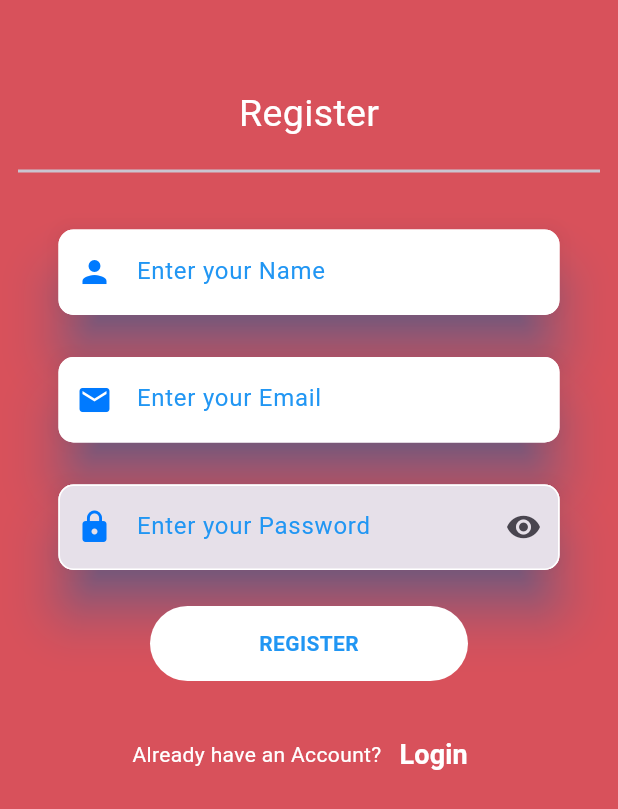
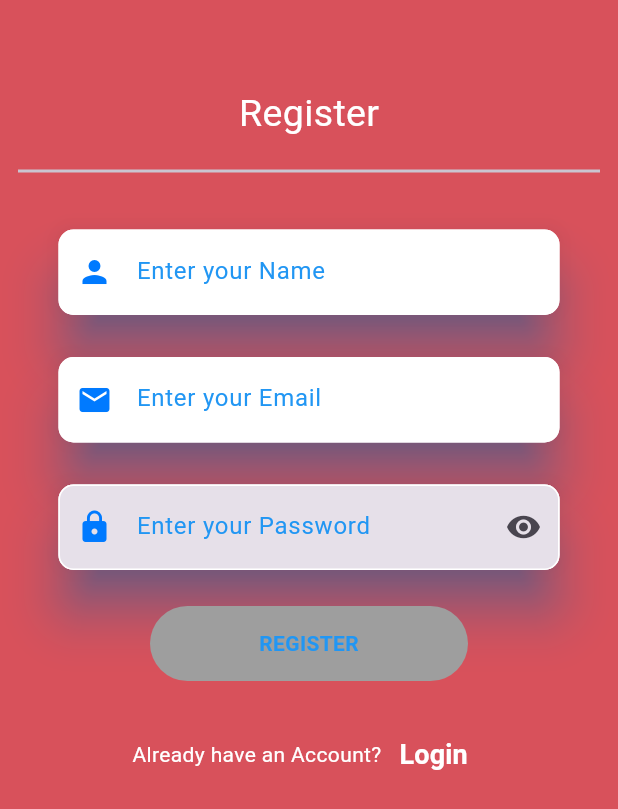
Before and after one commit to ankitpatel0011/news_assignments, a Flutter app: the screen it shows after launch, after a tap on "Register", on a phone screen of 412 x 824 dp. Shown: the top 809 px of the screen. Run offline on Flutter 3.47's test engine with Material 3 defaults, Android fonts, the light colour scheme and no system bars; our stand-ins replace animate_do, cached_network_image, cloud_firestore, firebase_auth, firebase_core, fluttertoast and 4 more; missing offline and left inert: colorful_safe_area; accounts and stored records are empty; network calls fail.

Commit message:
some issue fixed

```diff
--- a/lib/screens/login.dart
+++ b/lib/screens/login.dart
@@ -259,7 +259,7 @@ class _LoginPageState extends State<LoginPage> {
 
           // Login  Button Click isLoading and Progressbar show Inside //
           InkWell(
-            onTap: () async {
+            onTap: checkResult ? () async {
               setState(() {
                 isLoading = true;
                 loginWithEmailAndPassword();
@@ -269,12 +269,12 @@ class _LoginPageState extends State<LoginPage> {
                   isLoading = false;
                 });
               });
-            },
+            }:null,
             child: Container(
               height: 50,
               margin: const EdgeInsets.symmetric(horizontal: 100),
               decoration: BoxDecoration(
-                  borderRadius: BorderRadius.circular(50), color: Colors.white),
+                  borderRadius: BorderRadius.circular(50),  color: checkResult ? Colors.white : Colors.grey,),
               child: Center(
                 child: InkWell(
                   child: isLoading
--- a/lib/screens/register.dart
+++ b/lib/screens/register.dart
@@ -18,7 +18,7 @@ class RegisterScreen extends StatefulWidget {
 }
 
 class _RegisterScreenState extends State<RegisterScreen> {
-  late String _password;
+  late String _password ="";
 
   // Password variable visible show & off //
   bool passwordVisible = false;
@@ -30,7 +30,6 @@ class _RegisterScreenState extends State<RegisterScreen> {
   final _nameController = TextEditingController();
   final _emailController = TextEditingController();
   final _passwordController = TextEditingController();
-
 
   //using this code for name validation for RegExp //
   final RegExp _nameRegExp =
@@ -98,7 +97,7 @@ class _RegisterScreenState extends State<RegisterScreen> {
       Fluttertoast.showToast(msg: 'Number is required in password');
     } else if (!_passwordController.text.contains(RegExp(r'[@,!,#,%,&,*$,]'))) {
       Fluttertoast.showToast(msg: 'Special Character is required in password');
-    }else {
+    } else {
       userEmailAuth();
     }
   }
@@ -133,7 +132,6 @@ class _RegisterScreenState extends State<RegisterScreen> {
       Fluttertoast.showToast(msg: 'Register Failed');
     });
   }
-
 
 // end //
 
@@ -307,24 +305,28 @@ class _RegisterScreenState extends State<RegisterScreen> {
             ),
             const SizedBox(height: 20),
             InkWell(
-              onTap: () async {
+              onTap: (_isNameValid && _isEmailValid && _password.isNotEmpty)
+                  ? () async {
                       setState(() {
                         isLoading = true;
                       });
                       Future.delayed(const Duration(seconds: 2), () {
                         setState(() {
                           isLoading = false;
-                    // call the function user store data in firebase //
                         });
                       });
                       passwordValidateForm();
-              },
+                    }
+                  : null,
               child: Container(
                 height: 50,
                 margin: const EdgeInsets.symmetric(horizontal: 100),
                 decoration: BoxDecoration(
                   borderRadius: BorderRadius.circular(50),
-                    color: Colors.white),
+                  color: (_isNameValid && _isEmailValid && _password.isNotEmpty)
+                      ? Colors.white
+                      : Colors.grey, // Change color based on field validations
+                ),
                 child: Center(
                   child: InkWell(
                     child: isLoading
```
Also changed, not shown: lib/screens/home_screen.dart (+21 -19 lines), lib/screens/profile.dart (+4 -4 lines). Lines whose indentation alone changed are shown as unchanged.
